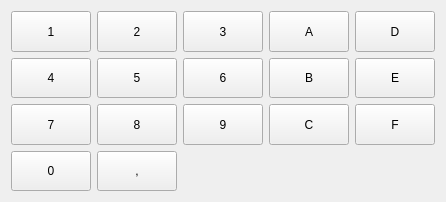
Old version of the form wm-common/gui/wmkeyboardform.ui in the repository ZeraGmbH/wm-project.
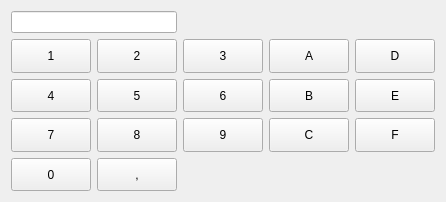
New version of the form.

```diff
--- a/wm-common/gui/wmkeyboardform.ui
+++ b/wm-common/gui/wmkeyboardform.ui
@@ -28,59 +28,7 @@
   <layout class="QGridLayout" name="gridLayout_2">
    <item row="0" column="0">
     <layout class="QGridLayout" name="gridLayout">
-     <item row="0" column="0">
-      <widget class="QPushButton" name="pushButton1">
-       <property name="sizePolicy">
-        <sizepolicy hsizetype="Minimum" vsizetype="Minimum">
-         <horstretch>0</horstretch>
-         <verstretch>0</verstretch>
-        </sizepolicy>
-       </property>
-       <property name="text">
-        <string>1</string>
-       </property>
-      </widget>
-     </item>
-     <item row="1" column="1">
-      <widget class="QPushButton" name="pushButton5">
-       <property name="sizePolicy">
-        <sizepolicy hsizetype="Minimum" vsizetype="Minimum">
-         <horstretch>0</horstretch>
-         <verstretch>0</verstretch>
-        </sizepolicy>
-       </property>
-       <property name="text">
-        <string>5</string>
-       </property>
-      </widget>
-     </item>
-     <item row="2" column="1">
-      <widget class="QPushButton" name="pushButton8">
-       <property name="sizePolicy">
-        <sizepolicy hsizetype="Minimum" vsizetype="Minimum">
-         <horstretch>0</horstretch>
-         <verstretch>0</verstretch>
-        </sizepolicy>
-       </property>
-       <property name="text">
-        <string>8</string>
-       </property>
-      </widget>
-     </item>
      <item row="1" column="3">
-      <widget class="QPushButton" name="pushButtonB">
-       <property name="sizePolicy">
-        <sizepolicy hsizetype="Minimum" vsizetype="Minimum">
-         <horstretch>0</horstretch>
-         <verstretch>0</verstretch>
-        </sizepolicy>
-       </property>
-       <property name="text">
-        <string>B</string>
-       </property>
-      </widget>
-     </item>
-     <item row="0" column="3">
       <widget class="QPushButton" name="pushButtonA">
        <property name="sizePolicy">
         <sizepolicy hsizetype="Minimum" vsizetype="Minimum">
@@ -94,6 +42,19 @@
       </widget>
      </item>
      <item row="3" column="0">
+      <widget class="QPushButton" name="pushButton7">
+       <property name="sizePolicy">
+        <sizepolicy hsizetype="Minimum" vsizetype="Minimum">
+         <horstretch>0</horstretch>
+         <verstretch>0</verstretch>
+        </sizepolicy>
+       </property>
+       <property name="text">
+        <string>7</string>
+       </property>
+      </widget>
+     </item>
+     <item row="4" column="0">
       <widget class="QPushButton" name="pushButton0">
        <property name="sizePolicy">
         <sizepolicy hsizetype="Minimum" vsizetype="Minimum">
@@ -106,7 +67,85 @@
        </property>
       </widget>
      </item>
-     <item row="2" column="2">
+     <item row="1" column="4">
+      <widget class="QPushButton" name="pushButtonD">
+       <property name="sizePolicy">
+        <sizepolicy hsizetype="Minimum" vsizetype="Minimum">
+         <horstretch>0</horstretch>
+         <verstretch>0</verstretch>
+        </sizepolicy>
+       </property>
+       <property name="text">
+        <string>D</string>
+       </property>
+      </widget>
+     </item>
+     <item row="2" column="3">
+      <widget class="QPushButton" name="pushButtonB">
+       <property name="sizePolicy">
+        <sizepolicy hsizetype="Minimum" vsizetype="Minimum">
+         <horstretch>0</horstretch>
+         <verstretch>0</verstretch>
+        </sizepolicy>
+       </property>
+       <property name="text">
+        <string>B</string>
+       </property>
+      </widget>
+     </item>
+     <item row="1" column="0">
+      <widget class="QPushButton" name="pushButton1">
+       <property name="sizePolicy">
+        <sizepolicy hsizetype="Minimum" vsizetype="Minimum">
+         <horstretch>0</horstretch>
+         <verstretch>0</verstretch>
+        </sizepolicy>
+       </property>
+       <property name="text">
+        <string>1</string>
+       </property>
+      </widget>
+     </item>
+     <item row="2" column="4">
+      <widget class="QPushButton" name="pushButtonE">
+       <property name="sizePolicy">
+        <sizepolicy hsizetype="Minimum" vsizetype="Minimum">
+         <horstretch>0</horstretch>
+         <verstretch>0</verstretch>
+        </sizepolicy>
+       </property>
+       <property name="text">
+        <string>E</string>
+       </property>
+      </widget>
+     </item>
+     <item row="1" column="2">
+      <widget class="QPushButton" name="pushButton3">
+       <property name="sizePolicy">
+        <sizepolicy hsizetype="Minimum" vsizetype="Minimum">
+         <horstretch>0</horstretch>
+         <verstretch>0</verstretch>
+        </sizepolicy>
+       </property>
+       <property name="text">
+        <string>3</string>
+       </property>
+      </widget>
+     </item>
+     <item row="3" column="4">
+      <widget class="QPushButton" name="pushButtonF">
+       <property name="sizePolicy">
+        <sizepolicy hsizetype="Minimum" vsizetype="Minimum">
+         <horstretch>0</horstretch>
+         <verstretch>0</verstretch>
+        </sizepolicy>
+       </property>
+       <property name="text">
+        <string>F</string>
+       </property>
+      </widget>
+     </item>
+     <item row="3" column="2">
       <widget class="QPushButton" name="pushButton9">
        <property name="sizePolicy">
         <sizepolicy hsizetype="Minimum" vsizetype="Minimum">
@@ -119,7 +158,20 @@
        </property>
       </widget>
      </item>
-     <item row="2" column="3">
+     <item row="1" column="1">
+      <widget class="QPushButton" name="pushButton2">
+       <property name="sizePolicy">
+        <sizepolicy hsizetype="Minimum" vsizetype="Minimum">
+         <horstretch>0</horstretch>
+         <verstretch>0</verstretch>
+        </sizepolicy>
+       </property>
+       <property name="text">
+        <string>2</string>
+       </property>
+      </widget>
+     </item>
+     <item row="3" column="3">
       <widget class="QPushButton" name="pushButtonC">
        <property name="sizePolicy">
         <sizepolicy hsizetype="Minimum" vsizetype="Minimum">
@@ -133,7 +185,7 @@
       </widget>
      </item>
      <item row="2" column="0">
-      <widget class="QPushButton" name="pushButton7">
+      <widget class="QPushButton" name="pushButton4">
        <property name="sizePolicy">
         <sizepolicy hsizetype="Minimum" vsizetype="Minimum">
          <horstretch>0</horstretch>
@@ -141,11 +193,24 @@
         </sizepolicy>
        </property>
        <property name="text">
-        <string>7</string>
+        <string>4</string>
        </property>
       </widget>
      </item>
-     <item row="1" column="2">
+     <item row="2" column="1">
+      <widget class="QPushButton" name="pushButton5">
+       <property name="sizePolicy">
+        <sizepolicy hsizetype="Minimum" vsizetype="Minimum">
+         <horstretch>0</horstretch>
+         <verstretch>0</verstretch>
+        </sizepolicy>
+       </property>
+       <property name="text">
+        <string>5</string>
+       </property>
+      </widget>
+     </item>
+     <item row="2" column="2">
       <widget class="QPushButton" name="pushButton6">
        <property name="sizePolicy">
         <sizepolicy hsizetype="Minimum" vsizetype="Minimum">
@@ -159,6 +224,19 @@
       </widget>
      </item>
      <item row="3" column="1">
+      <widget class="QPushButton" name="pushButton8">
+       <property name="sizePolicy">
+        <sizepolicy hsizetype="Minimum" vsizetype="Minimum">
+         <horstretch>0</horstretch>
+         <verstretch>0</verstretch>
+        </sizepolicy>
+       </property>
+       <property name="text">
+        <string>8</string>
+       </property>
+      </widget>
+     </item>
+     <item row="4" column="1">
       <widget class="QPushButton" name="pushButtonKomma">
        <property name="sizePolicy">
         <sizepolicy hsizetype="Minimum" vsizetype="Minimum">
@@ -171,83 +249,8 @@
        </property>
       </widget>
      </item>
-     <item row="1" column="0">
-      <widget class="QPushButton" name="pushButton4">
-       <property name="sizePolicy">
-        <sizepolicy hsizetype="Minimum" vsizetype="Minimum">
-         <horstretch>0</horstretch>
-         <verstretch>0</verstretch>
-        </sizepolicy>
-       </property>
-       <property name="text">
-        <string>4</string>
-       </property>
-      </widget>
-     </item>
-     <item row="0" column="1">
-      <widget class="QPushButton" name="pushButton2">
-       <property name="sizePolicy">
-        <sizepolicy hsizetype="Minimum" vsizetype="Minimum">
-         <horstretch>0</horstretch>
-         <verstretch>0</verstretch>
-        </sizepolicy>
-       </property>
-       <property name="text">
-        <string>2</string>
-       </property>
-      </widget>
-     </item>
-     <item row="0" column="2">
-      <widget class="QPushButton" name="pushButton3">
-       <property name="sizePolicy">
-        <sizepolicy hsizetype="Minimum" vsizetype="Minimum">
-         <horstretch>0</horstretch>
-         <verstretch>0</verstretch>
-        </sizepolicy>
-       </property>
-       <property name="text">
-        <string>3</string>
-       </property>
-      </widget>
-     </item>
-     <item row="0" column="4">
-      <widget class="QPushButton" name="pushButtonD">
-       <property name="sizePolicy">
-        <sizepolicy hsizetype="Minimum" vsizetype="Minimum">
-         <horstretch>0</horstretch>
-         <verstretch>0</verstretch>
-        </sizepolicy>
-       </property>
-       <property name="text">
-        <string>D</string>
-       </property>
-      </widget>
-     </item>
-     <item row="1" column="4">
-      <widget class="QPushButton" name="pushButtonE">
-       <property name="sizePolicy">
-        <sizepolicy hsizetype="Minimum" vsizetype="Minimum">
-         <horstretch>0</horstretch>
-         <verstretch>0</verstretch>
-        </sizepolicy>
-       </property>
-       <property name="text">
-        <string>E</string>
-       </property>
-      </widget>
-     </item>
-     <item row="2" column="4">
-      <widget class="QPushButton" name="pushButtonF">
-       <property name="sizePolicy">
-        <sizepolicy hsizetype="Minimum" vsizetype="Minimum">
-         <horstretch>0</horstretch>
-         <verstretch>0</verstretch>
-        </sizepolicy>
-       </property>
-       <property name="text">
-        <string>F</string>
-       </property>
-      </widget>
+     <item row="0" column="0" colspan="2">
+      <widget class="QLineEdit" name="lineEdit"/>
      </item>
     </layout>
    </item>
```
